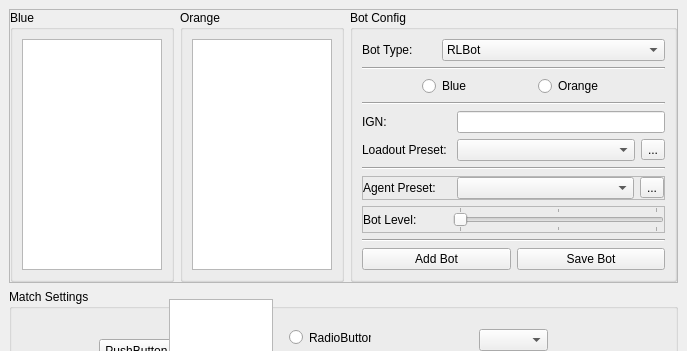
Before: the Qt Designer form RLBotFramework/gui/qt_gui/qt_gui.ui in RLBot/RLBot, drawn with Qt 5; both pictures show x 0 to 687 and y 0 to 351 of the 687 by 566 pixel window.
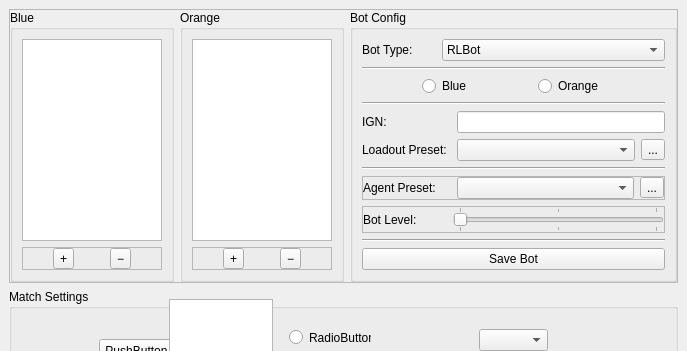
After: the same form once the commit is applied.

Diff of the .ui file:
```diff
--- a/RLBotFramework/gui/qt_gui/qt_gui.ui
+++ b/RLBotFramework/gui/qt_gui/qt_gui.ui
@@ -55,7 +55,55 @@
          </property>
          <layout class="QVBoxLayout" name="verticalLayout">
           <item>
-           <widget class="QListWidget" name="blue_listwidget"/>
+           <widget class="QListWidget" name="blue_listwidget">
+            <property name="dragDropMode">
+             <enum>QAbstractItemView::DragDrop</enum>
+            </property>
+            <property name="defaultDropAction">
+             <enum>Qt::MoveAction</enum>
+            </property>
+           </widget>
+          </item>
+          <item>
+           <widget class="QFrame" name="frame_4">
+            <property name="frameShape">
+             <enum>QFrame::StyledPanel</enum>
+            </property>
+            <property name="frameShadow">
+             <enum>QFrame::Raised</enum>
+            </property>
+            <layout class="QHBoxLayout" name="horizontalLayout_7">
+             <property name="leftMargin">
+              <number>0</number>
+             </property>
+             <property name="topMargin">
+              <number>0</number>
+             </property>
+             <property name="rightMargin">
+              <number>0</number>
+             </property>
+             <property name="bottomMargin">
+              <number>0</number>
+             </property>
+             <item>
+              <widget class="QToolButton" name="blue_plus_toolbutton">
+               <property name="text">
+                <string>+</string>
+               </property>
+              </widget>
+             </item>
+             <item>
+              <widget class="QToolButton" name="blue_minus_toolbutton">
+               <property name="text">
+                <string>−</string>
+               </property>
+               <property name="popupMode">
+                <enum>QToolButton::DelayedPopup</enum>
+               </property>
+              </widget>
+             </item>
+            </layout>
+           </widget>
           </item>
          </layout>
         </widget>
@@ -79,7 +127,52 @@
          </property>
          <layout class="QVBoxLayout" name="verticalLayout_2">
           <item>
-           <widget class="QListWidget" name="orange_listwidget"/>
+           <widget class="QListWidget" name="orange_listwidget">
+            <property name="dragDropMode">
+             <enum>QAbstractItemView::DragDrop</enum>
+            </property>
+            <property name="defaultDropAction">
+             <enum>Qt::MoveAction</enum>
+            </property>
+           </widget>
+          </item>
+          <item>
+           <widget class="QFrame" name="frame_5">
+            <property name="frameShape">
+             <enum>QFrame::StyledPanel</enum>
+            </property>
+            <property name="frameShadow">
+             <enum>QFrame::Raised</enum>
+            </property>
+            <layout class="QHBoxLayout" name="horizontalLayout_8">
+             <property name="leftMargin">
+              <number>0</number>
+             </property>
+             <property name="topMargin">
+              <number>0</number>
+             </property>
+             <property name="rightMargin">
+              <number>0</number>
+             </property>
+             <property name="bottomMargin">
+              <number>0</number>
+             </property>
+             <item>
+              <widget class="QToolButton" name="orange_plus_toolbutton">
+               <property name="text">
+                <string>+</string>
+               </property>
+              </widget>
+             </item>
+             <item>
+              <widget class="QToolButton" name="orange_minus_toolbutton">
+               <property name="text">
+                <string>−</string>
+               </property>
+              </widget>
+             </item>
+            </layout>
+           </widget>
           </item>
          </layout>
         </widget>
@@ -426,14 +519,7 @@
               <number>0</number>
              </property>
              <item>
-              <widget class="QPushButton" name="add_bot_pushbutton">
-               <property name="text">
-                <string>Add Bot</string>
-               </property>
-              </widget>
-             </item>
-             <item>
-              <widget class="QPushButton" name="pushButton_2">
+              <widget class="QPushButton" name="save_bot_pushbutton">
                <property name="text">
                 <string>Save Bot</string>
                </property>
```
Left out of the diff: 2 changed lines with no effect on the pictures.
